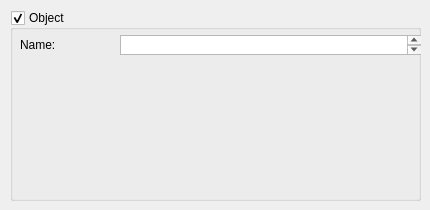
Old version of the form master/exercises/TranslucentMaterials/GUI/threedobject.ui in the repository xander890/master_thesis.
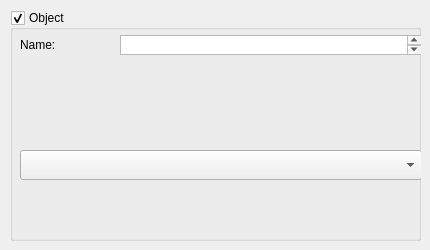
New version of the form. Custom widgets are drawn as their Qt base class.

What changed in the file:
```diff
--- a/master/exercises/TranslucentMaterials/GUI/threedobject.ui
+++ b/master/exercises/TranslucentMaterials/GUI/threedobject.ui
@@ -7,7 +7,7 @@
     <x>0</x>
     <y>0</y>
     <width>430</width>
-    <height>210</height>
+    <height>250</height>
    </rect>
   </property>
   <property name="sizePolicy">
@@ -31,7 +31,7 @@
      <x>10</x>
      <y>10</y>
      <width>411</width>
-     <height>191</height>
+     <height>231</height>
     </rect>
    </property>
    <property name="title">
@@ -49,7 +49,7 @@
       <x>10</x>
       <y>20</y>
       <width>402</width>
-      <height>161</height>
+      <height>211</height>
      </rect>
     </property>
     <layout class="QVBoxLayout" name="verticalLayout">
@@ -161,6 +161,22 @@
        </property>
       </widget>
      </item>
+     <item>
+      <widget class="QComboBox" name="modelcombobox">
+       <property name="minimumSize">
+        <size>
+         <width>0</width>
+         <height>30</height>
+        </size>
+       </property>
+       <property name="editable">
+        <bool>false</bool>
+       </property>
+       <property name="currentText">
+        <string/>
+       </property>
+      </widget>
+     </item>
      <item>
       <spacer name="verticalSpacer">
        <property name="orientation">
```
Left out of the diff: 5 changed lines with no effect on the pictures.
